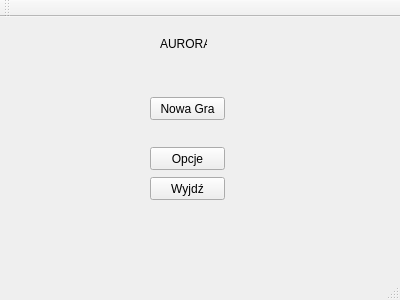
Old version of the form mainwindow.ui in the repository StylishTriangles/Aurora.
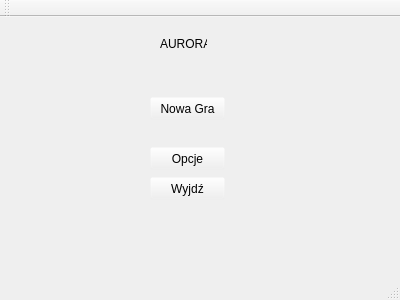
New version of the form.

What changed in the file:
```diff
--- a/mainwindow.ui
+++ b/mainwindow.ui
@@ -14,7 +14,422 @@
    <string>MainWindow</string>
   </property>
   <widget class="QWidget" name="centralWidget">
-   <widget class="QPushButton" name="pushButton">
+   <property name="palette">
+    <palette>
+     <active>
+      <colorrole role="WindowText">
+       <brush brushstyle="SolidPattern">
+        <color alpha="255">
+         <red>0</red>
+         <green>0</green>
+         <blue>0</blue>
+        </color>
+       </brush>
+      </colorrole>
+      <colorrole role="Button">
+       <brush brushstyle="SolidPattern">
+        <color alpha="0">
+         <red>240</red>
+         <green>240</green>
+         <blue>240</blue>
+        </color>
+       </brush>
+      </colorrole>
+      <colorrole role="Light">
+       <brush brushstyle="SolidPattern">
+        <color alpha="0">
+         <red>255</red>
+         <green>255</green>
+         <blue>255</blue>
+        </color>
+       </brush>
+      </colorrole>
+      <colorrole role="Midlight">
+       <brush brushstyle="SolidPattern">
+        <color alpha="0">
+         <red>247</red>
+         <green>247</green>
+         <blue>247</blue>
+        </color>
+       </brush>
+      </colorrole>
+      <colorrole role="Dark">
+       <brush brushstyle="SolidPattern">
+        <color alpha="0">
+         <red>120</red>
+         <green>120</green>
+         <blue>120</blue>
+        </color>
+       </brush>
+      </colorrole>
+      <colorrole role="Mid">
+       <brush brushstyle="SolidPattern">
+        <color alpha="0">
+         <red>160</red>
+         <green>160</green>
+         <blue>160</blue>
+        </color>
+       </brush>
+      </colorrole>
+      <colorrole role="Text">
+       <brush brushstyle="SolidPattern">
+        <color alpha="255">
+         <red>0</red>
+         <green>0</green>
+         <blue>0</blue>
+        </color>
+       </brush>
+      </colorrole>
+      <colorrole role="BrightText">
+       <brush brushstyle="SolidPattern">
+        <color alpha="255">
+         <red>255</red>
+         <green>255</green>
+         <blue>255</blue>
+        </color>
+       </brush>
+      </colorrole>
+      <colorrole role="ButtonText">
+       <brush brushstyle="SolidPattern">
+        <color alpha="255">
+         <red>0</red>
+         <green>0</green>
+         <blue>0</blue>
+        </color>
+       </brush>
+      </colorrole>
+      <colorrole role="Base">
+       <brush brushstyle="SolidPattern">
+        <color alpha="255">
+         <red>255</red>
+         <green>255</green>
+         <blue>255</blue>
+        </color>
+       </brush>
+      </colorrole>
+      <colorrole role="Window">
+       <brush brushstyle="SolidPattern">
+        <color alpha="0">
+         <red>240</red>
+         <green>240</green>
+         <blue>240</blue>
+        </color>
+       </brush>
+      </colorrole>
+      <colorrole role="Shadow">
+       <brush brushstyle="SolidPattern">
+        <color alpha="255">
+         <red>0</red>
+         <green>0</green>
+         <blue>0</blue>
+        </color>
+       </brush>
+      </colorrole>
+      <colorrole role="AlternateBase">
+       <brush brushstyle="SolidPattern">
+        <color alpha="127">
+         <red>247</red>
+         <green>247</green>
+         <blue>247</blue>
+        </color>
+       </brush>
+      </colorrole>
+      <colorrole role="ToolTipBase">
+       <brush brushstyle="SolidPattern">
+        <color alpha="255">
+         <red>255</red>
+         <green>255</green>
+         <blue>220</blue>
+        </color>
+       </brush>
+      </colorrole>
+      <colorrole role="ToolTipText">
+       <brush brushstyle="SolidPattern">
+        <color alpha="255">
+         <red>0</red>
+         <green>0</green>
+         <blue>0</blue>
+        </color>
+       </brush>
+      </colorrole>
+     </active>
+     <inactive>
+      <colorrole role="WindowText">
+       <brush brushstyle="SolidPattern">
+        <color alpha="255">
+         <red>0</red>
+         <green>0</green>
+         <blue>0</blue>
+        </color>
+       </brush>
+      </colorrole>
+      <colorrole role="Button">
+       <brush brushstyle="SolidPattern">
+        <color alpha="0">
+         <red>240</red>
+         <green>240</green>
+         <blue>240</blue>
+        </color>
+       </brush>
+      </colorrole>
+      <colorrole role="Light">
+       <brush brushstyle="SolidPattern">
+        <color alpha="0">
+         <red>255</red>
+         <green>255</green>
+         <blue>255</blue>
+        </color>
+       </brush>
+      </colorrole>
+      <colorrole role="Midlight">
+       <brush brushstyle="SolidPattern">
+        <color alpha="0">
+         <red>247</red>
+         <green>247</green>
+         <blue>247</blue>
+        </color>
+       </brush>
+      </colorrole>
+      <colorrole role="Dark">
+       <brush brushstyle="SolidPattern">
+        <color alpha="0">
+         <red>120</red>
+         <green>120</green>
+         <blue>120</blue>
+        </color>
+       </brush>
+      </colorrole>
+      <colorrole role="Mid">
+       <brush brushstyle="SolidPattern">
+        <color alpha="0">
+         <red>160</red>
+         <green>160</green>
+         <blue>160</blue>
+        </color>
+       </brush>
+      </colorrole>
+      <colorrole role="Text">
+       <brush brushstyle="SolidPattern">
+        <color alpha="255">
+         <red>0</red>
+         <green>0</green>
+         <blue>0</blue>
+        </color>
+       </brush>
+      </colorrole>
+      <colorrole role="BrightText">
+       <brush brushstyle="SolidPattern">
+        <color alpha="255">
+         <red>255</red>
+         <green>255</green>
+         <blue>255</blue>
+        </color>
+       </brush>
+      </colorrole>
+      <colorrole role="ButtonText">
+       <brush brushstyle="SolidPattern">
+        <color alpha="255">
+         <red>0</red>
+         <green>0</green>
+         <blue>0</blue>
+        </color>
+       </brush>
+      </colorrole>
+      <colorrole role="Base">
+       <brush brushstyle="SolidPattern">
+        <color alpha="255">
+         <red>255</red>
+         <green>255</green>
+         <blue>255</blue>
+        </color>
+       </brush>
+      </colorrole>
+      <colorrole role="Window">
+       <brush brushstyle="SolidPattern">
+        <color alpha="0">
+         <red>240</red>
+         <green>240</green>
+         <blue>240</blue>
+        </color>
+       </brush>
+      </colorrole>
+      <colorrole role="Shadow">
+       <brush brushstyle="SolidPattern">
+        <color alpha="255">
+         <red>0</red>
+         <green>0</green>
+         <blue>0</blue>
+        </color>
+       </brush>
+      </colorrole>
+      <colorrole role="AlternateBase">
+       <brush brushstyle="SolidPattern">
+        <color alpha="127">
+         <red>247</red>
+         <green>247</green>
+         <blue>247</blue>
+        </color>
+       </brush>
+      </colorrole>
+      <colorrole role="ToolTipBase">
+       <brush brushstyle="SolidPattern">
+        <color alpha="255">
+         <red>255</red>
+         <green>255</green>
+         <blue>220</blue>
+        </color>
+       </brush>
+      </colorrole>
+      <colorrole role="ToolTipText">
+       <brush brushstyle="SolidPattern">
+        <color alpha="255">
+         <red>0</red>
+         <green>0</green>
+         <blue>0</blue>
+        </color>
+       </brush>
+      </colorrole>
+     </inactive>
+     <disabled>
+      <colorrole role="WindowText">
+       <brush brushstyle="SolidPattern">
+        <color alpha="0">
+         <red>120</red>
+         <green>120</green>
+         <blue>120</blue>
+        </color>
+       </brush>
+      </colorrole>
+      <colorrole role="Button">
+       <brush brushstyle="SolidPattern">
+        <color alpha="0">
+         <red>240</red>
+         <green>240</green>
+         <blue>240</blue>
+        </color>
+       </brush>
+      </colorrole>
+      <colorrole role="Light">
+       <brush brushstyle="SolidPattern">
+        <color alpha="0">
+         <red>255</red>
+         <green>255</green>
+         <blue>255</blue>
+        </color>
+       </brush>
+      </colorrole>
+      <colorrole role="Midlight">
+       <brush brushstyle="SolidPattern">
+        <color alpha="0">
+         <red>247</red>
+         <green>247</green>
+         <blue>247</blue>
+        </color>
+       </brush>
+      </colorrole>
+      <colorrole role="Dark">
+       <brush brushstyle="SolidPattern">
+        <color alpha="0">
+         <red>120</red>
+         <green>120</green>
+         <blue>120</blue>
+        </color>
+       </brush>
+      </colorrole>
+      <colorrole role="Mid">
+       <brush brushstyle="SolidPattern">
+        <color alpha="0">
+         <red>160</red>
+         <green>160</green>
+         <blue>160</blue>
+        </color>
+       </brush>
+      </colorrole>
+      <colorrole role="Text">
+       <brush brushstyle="SolidPattern">
+        <color alpha="0">
+         <red>120</red>
+         <green>120</green>
+         <blue>120</blue>
+        </color>
+       </brush>
+      </colorrole>
+      <colorrole role="BrightText">
+       <brush brushstyle="SolidPattern">
+        <color alpha="255">
+         <red>255</red>
+         <green>255</green>
+         <blue>255</blue>
+        </color>
+       </brush>
+      </colorrole>
+      <colorrole role="ButtonText">
+       <brush brushstyle="SolidPattern">
+        <color alpha="0">
+         <red>120</red>
+         <green>120</green>
+         <blue>120</blue>
+        </color>
+       </brush>
+      </colorrole>
+      <colorrole role="Base">
+       <brush brushstyle="SolidPattern">
+        <color alpha="0">
+         <red>240</red>
+         <green>240</green>
+         <blue>240</blue>
+        </color>
+       </brush>
+      </colorrole>
+      <colorrole role="Window">
+       <brush brushstyle="SolidPattern">
+        <color alpha="0">
+         <red>240</red>
+         <green>240</green>
+         <blue>240</blue>
+        </color>
+       </brush>
+      </colorrole>
+      <colorrole role="Shadow">
+       <brush brushstyle="SolidPattern">
+        <color alpha="255">
+         <red>0</red>
+         <green>0</green>
+         <blue>0</blue>
+        </color>
+       </brush>
+      </colorrole>
+      <colorrole role="AlternateBase">
+       <brush brushstyle="SolidPattern">
+        <color alpha="0">
+         <red>240</red>
+         <green>240</green>
+         <blue>240</blue>
+        </color>
+       </brush>
+      </colorrole>
+      <colorrole role="ToolTipBase">
+       <brush brushstyle="SolidPattern">
+        <color alpha="255">
+         <red>255</red>
+         <green>255</green>
+         <blue>220</blue>
+        </color>
+       </brush>
+      </colorrole>
+      <colorrole role="ToolTipText">
+       <brush brushstyle="SolidPattern">
+        <color alpha="255">
+         <red>0</red>
+         <green>0</green>
+         <blue>0</blue>
+        </color>
+       </brush>
+      </colorrole>
+     </disabled>
+    </palette>
+   </property>
+   <widget class="QPushButton" name="exitButton">
     <property name="geometry">
      <rect>
       <x>150</x>
```
Left out of the diff: 4 changed lines with no effect on the pictures.
